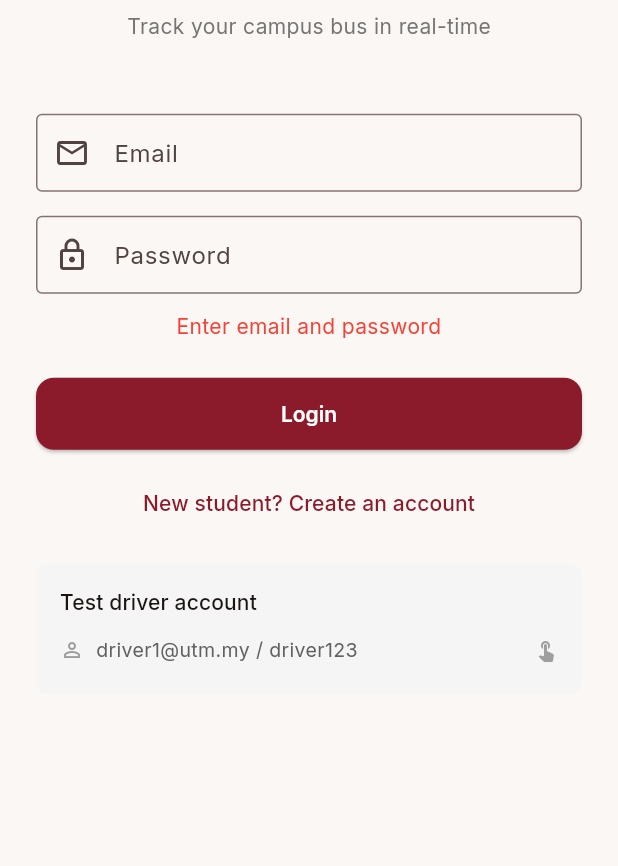
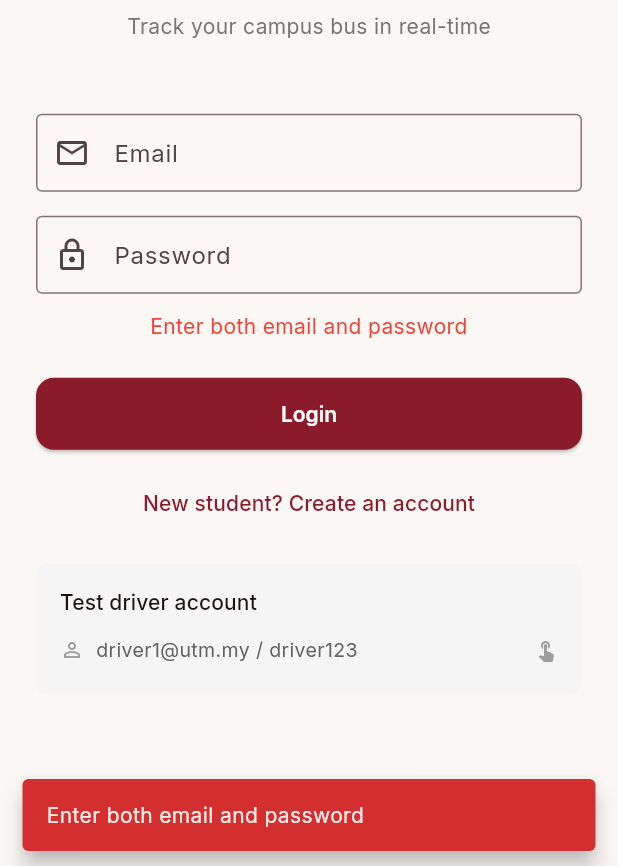
Before and after one commit to HisyamFirdaus03/utm-bus-tracker, a Flutter app: the screen it shows after launch, after a tap on "Login", on a phone screen of 412 x 824 dp, the part 370-1236 px from its top. Run offline on Flutter 3.47's test engine with Material 3 defaults, Android fonts, the phone set to English and light mode, and no system bars; our stand-ins replace dio, firebase_auth, firebase_core, firebase_database, firebase_storage, flutter_local_notifications and 7 more; accounts and stored records are empty.

Commit message:
Mobile auth UX: friendly error messages + snackbar feedback on login/register

```diff
--- a/mobile/lib/screens/login/login_screen.dart
+++ b/mobile/lib/screens/login/login_screen.dart
@@ -2,6 +2,7 @@ import 'package:flutter/material.dart';
 import 'package:flutter_riverpod/flutter_riverpod.dart';
 import 'package:go_router/go_router.dart';
 
+import '../../core/auth_errors.dart';
 import '../../providers/providers.dart';
 
 class LoginScreen extends ConsumerStatefulWidget {
@@ -29,7 +30,7 @@ class _LoginScreenState extends ConsumerState<LoginScreen> {
     final password = _passwordController.text;
 
     if (email.isEmpty || password.isEmpty) {
-      setState(() => _error = 'Enter email and password');
+      _showError('Enter both email and password');
       return;
     }
 
@@ -47,10 +48,26 @@ class _LoginScreenState extends ConsumerState<LoginScreen> {
     if (!success) {
       final state = ref.read(authStateProvider);
       final errMsg = state.hasError
-          ? state.error.toString()
-          : 'Invalid email or password';
-      setState(() => _error = errMsg);
+          ? friendlyAuthError(state.error!)
+          : 'Login failed';
+      _showError(errMsg);
     }
+    // On success the router redirect fires and this screen unmounts.
+  }
+
+  void _showError(String message) {
+    setState(() => _error = message);
+    if (!mounted) return;
+    ScaffoldMessenger.of(context)
+      ..hideCurrentSnackBar()
+      ..showSnackBar(
+        SnackBar(
+          content: Text(message),
+          backgroundColor: Colors.red[700],
+          behavior: SnackBarBehavior.floating,
+          duration: const Duration(seconds: 4),
+        ),
+      );
   }
 
   @override
```
Also changed, not shown: mobile/lib/core/auth_errors.dart (added, +83 -0 lines), mobile/lib/data/firebase/firebase_auth_repository.dart (+8 -6 lines), mobile/lib/screens/register/register_screen.dart (+30 -6 lines).
